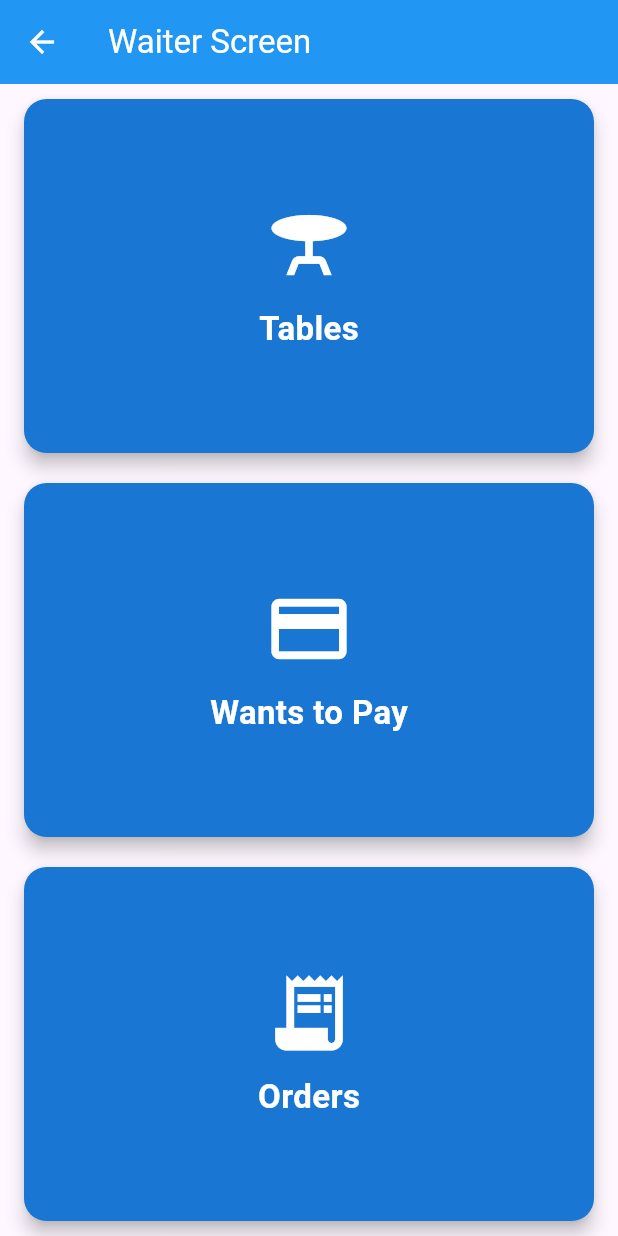
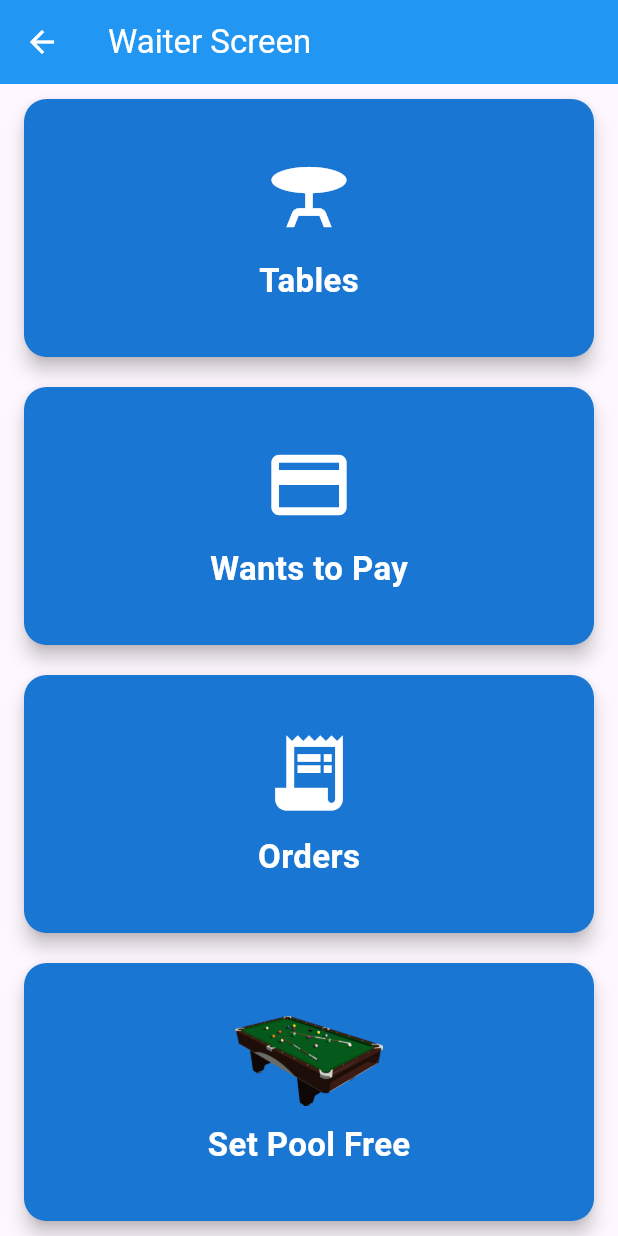
Before and after one commit to IvanCruzado1DAM/ProyectoIntegrado, a Flutter app: the WaiterScreen screen opened directly with empty values, on a phone screen of 412 x 824 dp. Run offline on Flutter 3.47's test engine with Material 3 defaults, Android fonts, the phone set to English and light mode, and no system bars; our stand-ins replace carousel_slider, file_picker, shared_preferences; accounts and stored records are empty.

Commit message:
update set pool free waiter

```diff
--- a/lib/presentation/screens/waiter_screen.dart
+++ b/lib/presentation/screens/waiter_screen.dart
@@ -2,6 +2,7 @@ import 'package:flutter/material.dart';
 import 'orderr_screen.dart';
 import 'wanttopay_screen.dart';
 import 'table_screen.dart';
+import 'package:BarDamm/services/waiter_services.dart'; // Importación del servicio de Waiter
 
 class WaiterScreen extends StatelessWidget {
   final String token;
@@ -15,9 +16,8 @@ class WaiterScreen extends StatelessWidget {
     required this.username,
   }) : super(key: key);
 
-  void _onCardTapped(BuildContext context, int index) {
+  void _onCardTapped(BuildContext context, int index) async {
     if (index == 0) {
-      // Navegar a la pantalla de Tables
       Navigator.push(
         context,
         MaterialPageRoute(
@@ -28,7 +28,6 @@ class WaiterScreen extends StatelessWidget {
         ),
       );
     } else if (index == 1) {
-      // Navegar a la pantalla de Orders
       Navigator.push(
         context,
         MaterialPageRoute(
@@ -38,9 +37,7 @@ class WaiterScreen extends StatelessWidget {
           ),
         ),
       );
-    }
-    else if (index == 2) {
-      // Navegar a la pantalla de Orders
+    } else if (index == 2) {
       Navigator.push(
         context,
         MaterialPageRoute(
@@ -50,7 +47,69 @@ class WaiterScreen extends StatelessWidget {
           ),
         ),
       );
+    } else if (index == 3) {
+      // Acción para "Set Pool Free"
+      final confirm = await _showConfirmationDialog(context);
+      if (confirm == true) {
+        // Llama al método setPoolFree del servicio
+        WaiterService ws = WaiterService();
+
+        try {
+          // Llamamos al método setpoolfree con el token
+          String message = await ws.setpoolfree(token);
+
+          // Si la respuesta es exitosa, mostramos un mensaje de agradecimiento
+          ScaffoldMessenger.of(context).showSnackBar(
+            SnackBar(
+              content: Text(
+                'Pool is free succesfully',
+                style: TextStyle(fontSize: 16),
+              ),
+              duration: Duration(seconds: 3),
+            ),
+          );
+        } catch (e) {
+          // En caso de error, mostramos un mensaje de error en la parte inferior
+          ScaffoldMessenger.of(context).showSnackBar(
+            SnackBar(
+              content: Text(
+                'Error: $e',
+                style: TextStyle(fontSize: 16),
+              ),
+              duration: Duration(seconds: 3),
+            ),
+          );
+        }
+      }
     }
+  }
+
+  Future<bool> _showConfirmationDialog(BuildContext context) async {
+    return (await showDialog<bool>(
+          context: context,
+          builder: (BuildContext context) {
+            return AlertDialog(
+              title: const Text('Confirmation'),
+              content:
+                  const Text('Do you want to mark the pool table as free?'),
+              actions: <Widget>[
+                TextButton(
+                  onPressed: () {
+                    Navigator.of(context).pop(false); // Cancelar
+                  },
+                  child: const Text('No'),
+                ),
+                TextButton(
+                  onPressed: () {
+                    Navigator.of(context).pop(true); // Confirmar
+                  },
+                  child: const Text('Yes'),
+                ),
+              ],
+            );
+          },
+        )) ??
+        false; // Devuelve false si el usuario cierra el cuadro de diálogo.
   }
 
   @override
@@ -111,6 +170,22 @@ class WaiterScreen extends StatelessWidget {
               ),
             ),
           ),
+          Expanded(
+            child: Padding(
+              padding: const EdgeInsets.symmetric(vertical: 10.0),
+              child: SizedBox.expand(
+                child: Padding(
+                  padding: const EdgeInsets.symmetric(horizontal: 16.0),
+                  child: _buildNavigationCardWithImage(
+                    context,
+                    'assets/images/billar.png',
+                    'Set Pool Free',
+                    3,
+                  ),
+                ),
+              ),
+            ),
+          ),
         ],
       ),
     );
@@ -149,4 +224,38 @@ class WaiterScreen extends StatelessWidget {
       ),
     );
   }
+
+  Widget _buildNavigationCardWithImage(
+      BuildContext context, String imagePath, String label, int index) {
+    return GestureDetector(
+      onTap: () => _onCardTapped(context, index),
+      child: Card(
+        elevation: 5,
+        margin: EdgeInsets.zero,
+        shape: RoundedRectangleBorder(
+          borderRadius: BorderRadius.circular(15),
+        ),
+        color: Colors.blue.shade700,
+        child: Column(
+          mainAxisAlignment: MainAxisAlignment.center,
+          children: [
+            Image.asset(
+              imagePath,
+              height: 60,
+              fit: BoxFit.contain,
+            ),
+            const SizedBox(height: 10),
+            Text(
+              label,
+              style: const TextStyle(
+                color: Colors.white,
+                fontSize: 22,
+                fontWeight: FontWeight.bold,
+              ),
+            ),
+          ],
+        ),
+      ),
+    );
+  }
 }
```
